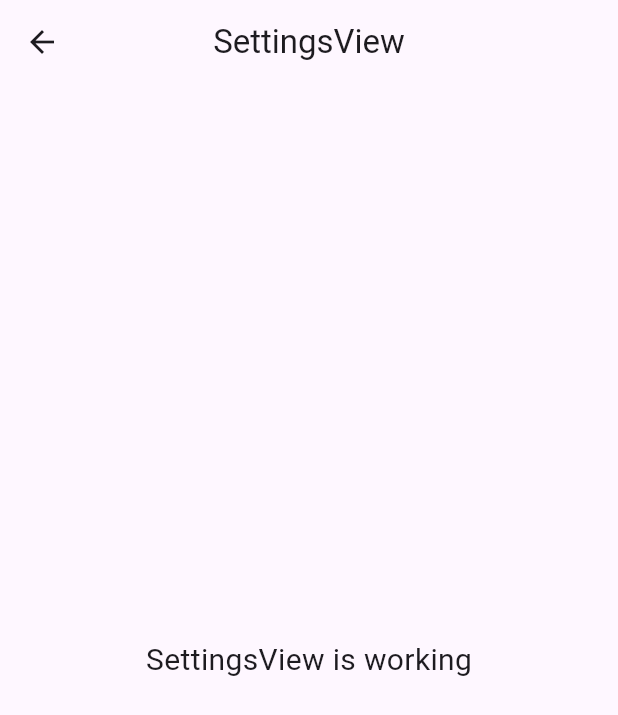
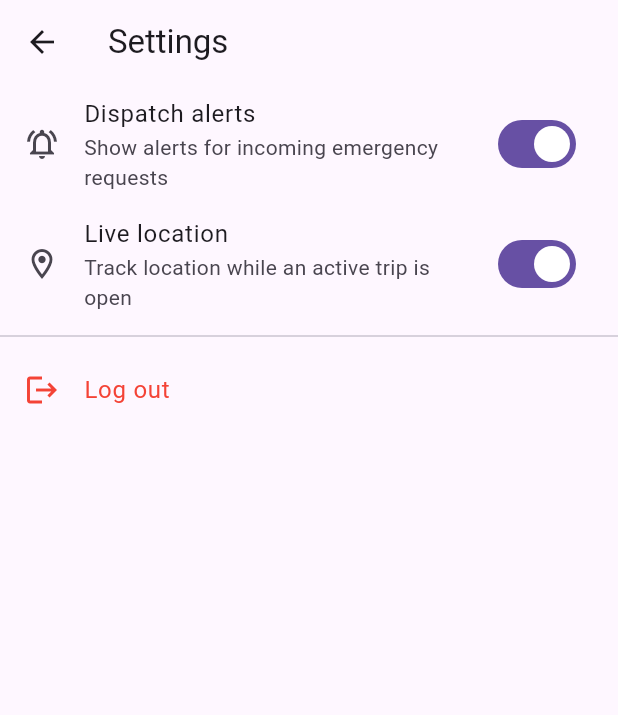
Before and after one commit to sembunly/ambulance_driver, a Flutter app: the SettingsView screen opened by its route, on a phone screen of 412 x 824 dp. Shown: the top 715 px of the screen. Run offline on Flutter 3.47's test engine with Material 3 defaults, Android fonts, the phone set to English and light mode, and no system bars; our stand-ins replace dio, flutter_secure_storage, geocoding, geolocator, get; accounts and stored records are empty.

Commit message:
implement settings view

```diff
--- a/lib/app/modules/settings/views/settings_view.dart
+++ b/lib/app/modules/settings/views/settings_view.dart
@@ -1,5 +1,4 @@
 import 'package:flutter/material.dart';
-
 import 'package:get/get.dart';
 
 import '../controllers/settings_controller.dart';
@@ -7,12 +6,39 @@ import '../controllers/settings_controller.dart';
 class SettingsView extends GetView<SettingsController> {
   const SettingsView({super.key});
   @override
-  Widget build(BuildContext context) {
-    return Scaffold(
-      appBar: AppBar(title: const Text('SettingsView'), centerTitle: true),
-      body: const Center(
-        child: Text('SettingsView is working', style: TextStyle(fontSize: 20)),
+  Widget build(BuildContext context) => Scaffold(
+    appBar: AppBar(title: const Text('Settings')),
+    body: Obx(
+      () => ListView(
+        children: [
+          SwitchListTile(
+            secondary: const Icon(Icons.notifications_active_outlined),
+            title: const Text('Dispatch alerts'),
+            subtitle: const Text('Show alerts for incoming emergency requests'),
+            value: controller.dispatchAlerts.value,
+            onChanged: controller.setDispatchAlerts,
+          ),
+          SwitchListTile(
+            secondary: const Icon(Icons.location_on_outlined),
+            title: const Text('Live location'),
+            subtitle: const Text('Track location while an active trip is open'),
+            value: controller.locationTracking.value,
+            onChanged: controller.setLocationTracking,
+          ),
+          const Divider(),
+          ListTile(
+            leading: const Icon(Icons.logout, color: Colors.red),
+            title: const Text('Log out', style: TextStyle(color: Colors.red)),
+            trailing: controller.isLoading.value
+                ? const SizedBox.square(
+                    dimension: 20,
+                    child: CircularProgressIndicator(strokeWidth: 2),
+                  )
+                : null,
+            onTap: controller.isLoading.value ? null : controller.logout,
+          ),
+        ],
       ),
-    );
-  }
+    ),
+  );
 }
```
